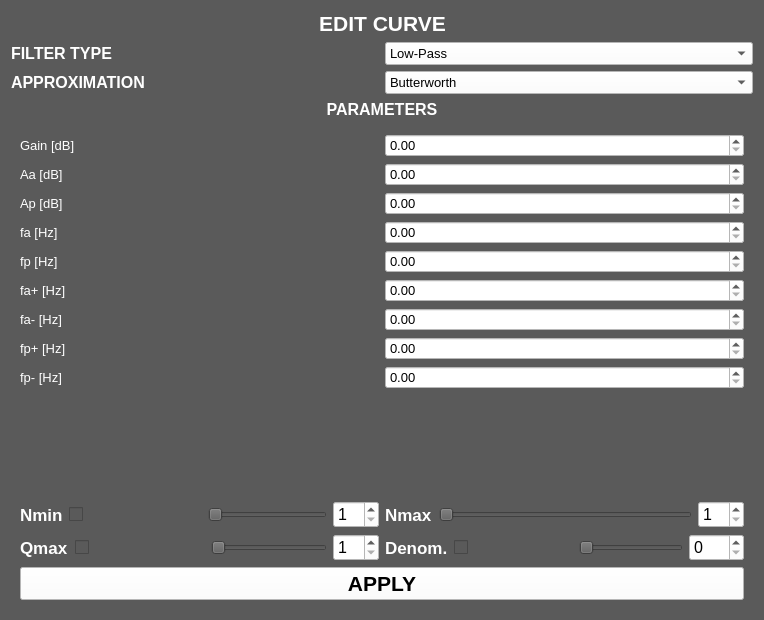
The window that Frontend/Designer/edit_window.ui (odevincenti/TC_TP4) describes before a commit, drawn with Qt 5.
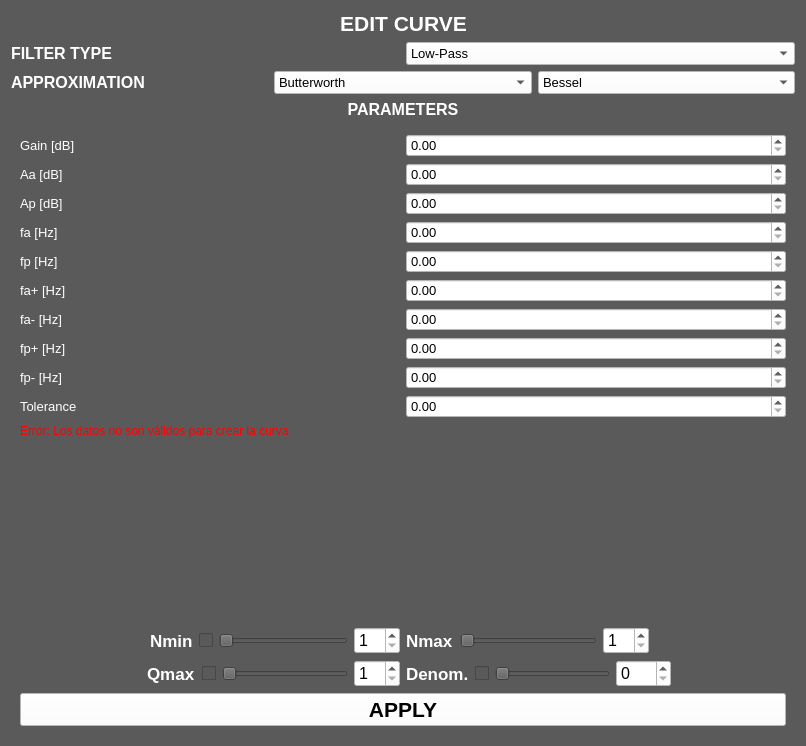
The same window after the commit.

```diff
--- a/Frontend/Designer/edit_window.ui
+++ b/Frontend/Designer/edit_window.ui
@@ -6,8 +6,8 @@
    <rect>
     <x>0</x>
     <y>0</y>
-    <width>764</width>
-    <height>620</height>
+    <width>806</width>
+    <height>746</height>
    </rect>
   </property>
   <property name="windowTitle">
@@ -196,6 +196,28 @@
          </item>
         </widget>
        </item>
+       <item>
+        <widget class="QComboBox" name="aproximation_select_2">
+         <property name="font">
+          <font>
+           <pointsize>10</pointsize>
+          </font>
+         </property>
+         <property name="styleSheet">
+          <string notr="true">background:white;</string>
+         </property>
+         <item>
+          <property name="text">
+           <string>Bessel</string>
+          </property>
+         </item>
+         <item>
+          <property name="text">
+           <string>Gauss</string>
+          </property>
+         </item>
+        </widget>
+       </item>
       </layout>
      </item>
      <item>
@@ -500,6 +522,50 @@
           </item>
          </layout>
         </item>
+        <item>
+         <layout class="QHBoxLayout" name="horizontalLayout_29">
+          <item>
+           <widget class="QLabel" name="label_26">
+            <property name="font">
+             <font>
+              <pointsize>10</pointsize>
+             </font>
+            </property>
+            <property name="styleSheet">
+             <string notr="true">color:white;</string>
+            </property>
+            <property name="text">
+             <string>Tolerance</string>
+            </property>
+           </widget>
+          </item>
+          <item>
+           <widget class="QDoubleSpinBox" name="tolerance_value">
+            <property name="font">
+             <font>
+              <pointsize>10</pointsize>
+             </font>
+            </property>
+            <property name="styleSheet">
+             <string notr="true">background:white;</string>
+            </property>
+            <property name="maximum">
+             <double>100.000000000000000</double>
+            </property>
+           </widget>
+          </item>
+         </layout>
+        </item>
+        <item>
+         <widget class="QLabel" name="label_4">
+          <property name="styleSheet">
+           <string notr="true">color:red;</string>
+          </property>
+          <property name="text">
+           <string>Error: Los datos no son válidos para crear la curva</string>
+          </property>
+         </widget>
+        </item>
         <item>
          <spacer name="verticalSpacer_4">
           <property name="orientation">
@@ -519,6 +585,19 @@
            <layout class="QVBoxLayout" name="verticalLayout_13">
             <item>
              <layout class="QHBoxLayout" name="horizontalLayout_13">
+              <item>
+               <spacer name="horizontalSpacer_3">
+                <property name="orientation">
+                 <enum>Qt::Horizontal</enum>
+                </property>
+                <property name="sizeHint" stdset="0">
+                 <size>
+                  <width>40</width>
+                  <height>20</height>
+                 </size>
+                </property>
+               </spacer>
+              </item>
               <item>
                <widget class="QLabel" name="label_14">
                 <property name="font">
@@ -543,19 +622,6 @@
                 </property>
                </widget>
               </item>
-              <item>
-               <spacer name="horizontalSpacer_3">
-                <property name="orientation">
-                 <enum>Qt::Horizontal</enum>
-                </property>
-                <property name="sizeHint" stdset="0">
-                 <size>
-                  <width>40</width>
-                  <height>20</height>
-                 </size>
-                </property>
-               </spacer>
-              </item>
               <item>
                <widget class="QSlider" name="N_min_slider_3">
                 <property name="minimum">
@@ -591,6 +657,19 @@
             </item>
             <item>
              <layout class="QHBoxLayout" name="horizontalLayout_16">
+              <item>
+               <spacer name="horizontalSpacer_4">
+                <property name="orientation">
+                 <enum>Qt::Horizontal</enum>
+                </property>
+                <property name="sizeHint" stdset="0">
+                 <size>
+                  <width>40</width>
+                  <height>20</height>
+                 </size>
+                </property>
+               </spacer>
+              </item>
               <item>
                <widget class="QLabel" name="label_23">
                 <property name="font">
@@ -615,19 +694,6 @@
                 </property>
                </widget>
               </item>
-              <item>
-               <spacer name="horizontalSpacer_4">
-                <property name="orientation">
-                 <enum>Qt::Horizontal</enum>
-                </property>
-                <property name="sizeHint" stdset="0">
-                 <size>
-                  <width>40</width>
-                  <height>20</height>
-                 </size>
-                </property>
-               </spacer>
-              </item>
               <item>
                <widget class="QSlider" name="Q_slider_2">
                 <property name="minimum">
@@ -720,6 +786,19 @@
                 </property>
                </widget>
               </item>
+              <item>
+               <spacer name="horizontalSpacer">
+                <property name="orientation">
+                 <enum>Qt::Horizontal</enum>
+                </property>
+                <property name="sizeHint" stdset="0">
+                 <size>
+                  <width>40</width>
+                  <height>20</height>
+                 </size>
+                </property>
+               </spacer>
+              </item>
              </layout>
             </item>
             <item>
@@ -748,19 +827,6 @@
                 </property>
                </widget>
               </item>
-              <item>
-               <spacer name="horizontalSpacer_5">
-                <property name="orientation">
-                 <enum>Qt::Horizontal</enum>
-                </property>
-                <property name="sizeHint" stdset="0">
-                 <size>
-                  <width>40</width>
-                  <height>20</height>
-                 </size>
-                </property>
-               </spacer>
-              </item>
               <item>
                <widget class="QSlider" name="Denom_slider">
                 <property name="minimum">
@@ -792,6 +858,19 @@
                 </property>
                </widget>
               </item>
+              <item>
+               <spacer name="horizontalSpacer_5">
+                <property name="orientation">
+                 <enum>Qt::Horizontal</enum>
+                </property>
+                <property name="sizeHint" stdset="0">
+                 <size>
+                  <width>40</width>
+                  <height>20</height>
+                 </size>
+                </property>
+               </spacer>
+              </item>
              </layout>
             </item>
            </layout>
```
